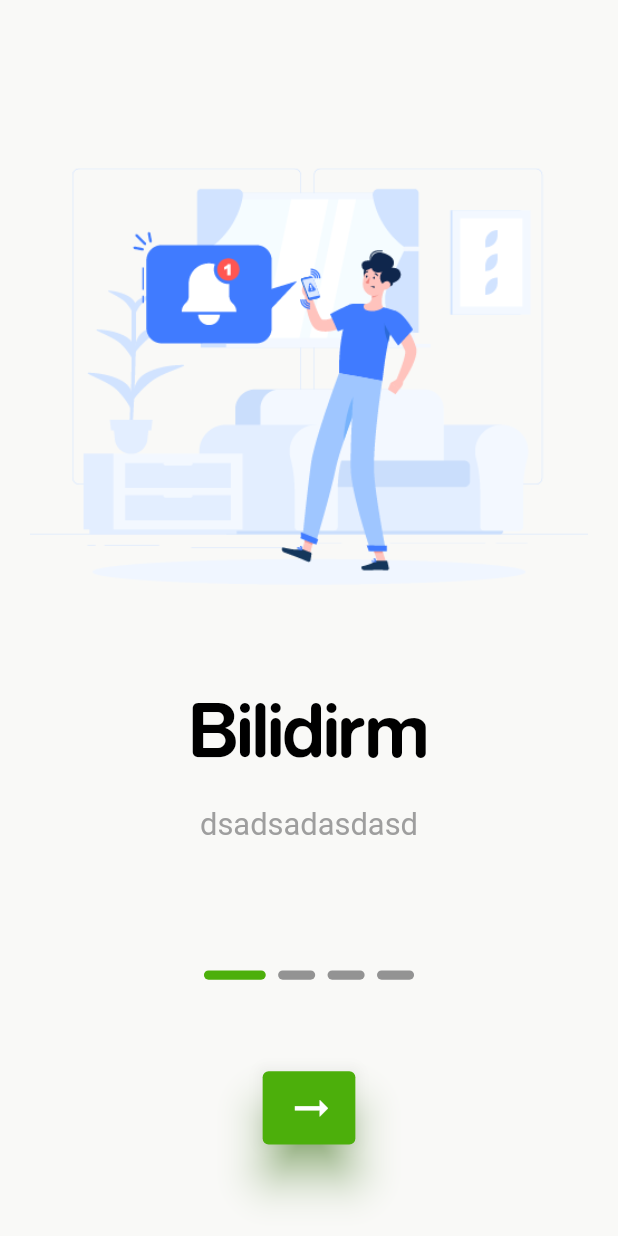
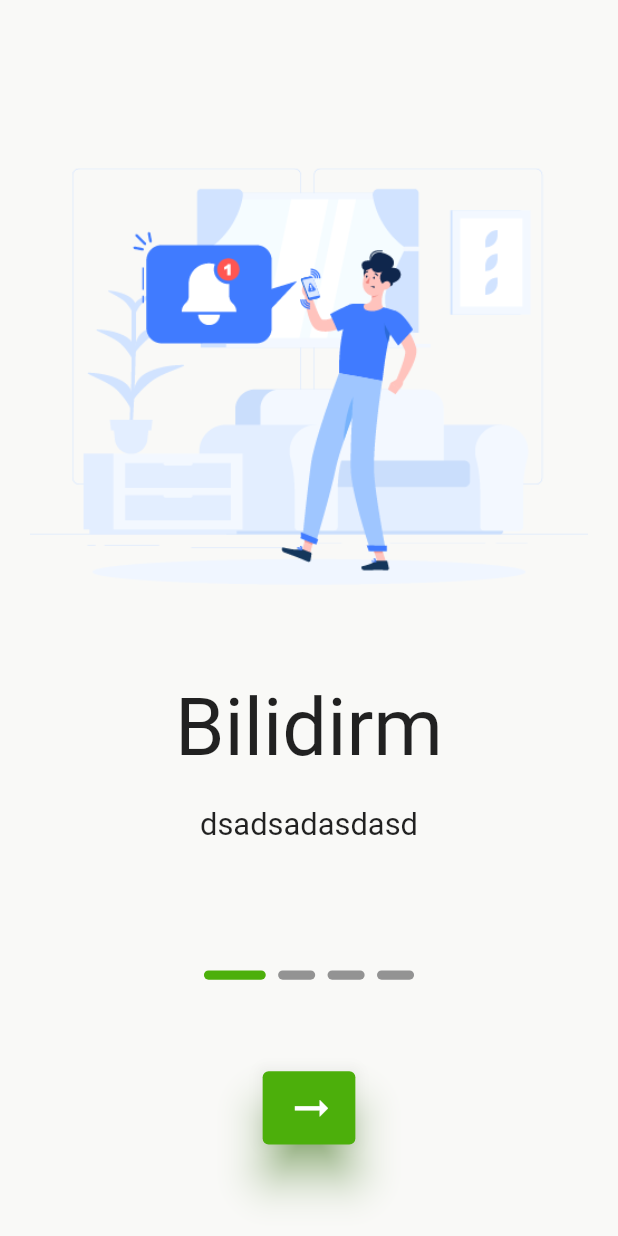
Before and after one commit to batuhankrbb/coin_dino, a Flutter app: the OnboardScreen screen opened directly, on a phone screen of 412 x 824 dp. Run offline on Flutter 3.47's test engine with Material 2 defaults, Android fonts, the phone set to English and light mode, and no system bars; drawn by our look-alikes of auto_size_text; our stand-ins replace cached_network_image, connectivity, device_preview, dio, easy_localization, flutter_local_notifications and 12 more; missing offline and left inert: background_fetch, dart:ffi; accounts and stored records are empty; generated files the repository leaves out were written again; network calls fail.

Commit message:
delete: todo, style_extensions | update: colors

```diff
--- a/lib/global/components/failure_widget.dart
+++ b/lib/global/components/failure_widget.dart
@@ -34,7 +34,7 @@ class FailureWidget extends StatelessWidget {
         width: context.getWidth(0.2),
         child: AutoSizeText(
           "Try again",
-          style: TextStyle(color: Colors.blue, fontSize: 25),
+          style: TextStyle(color: context.theme.buttonColor, fontSize: 25),
           textAlign: TextAlign.center,
           maxLines: 1,
         ),
@@ -47,7 +47,7 @@ class FailureWidget extends StatelessWidget {
       width: context.getWidth(0.9),
       child: AutoSizeText(
         "Oops, something went wrong, but be calm - let's give it another shot.",
-        style: TextStyle(color: Colors.black, fontSize: 30),
+        style: TextStyle(color: context.colorScheme.primary, fontSize: 30),
         textAlign: TextAlign.center,
         minFontSize: 6,
         maxLines: 1,
--- a/lib/main.dart
+++ b/lib/main.dart
@@ -66,7 +66,7 @@ class _MyAppState extends State<MyApp> with TickerProviderStateMixin {
           theme: appSettingsViewModel.themeData,
           builder: DevicePreview.appBuilder,
           locale: DevicePreview.locale(context),
-          home: MainScreen(),
+          home: OnboardScreen(),
         );
       },
     );
--- a/lib/screen_in_app_purchase/components/in_app_purchase_button.dart
+++ b/lib/screen_in_app_purchase/components/in_app_purchase_button.dart
@@ -1,6 +1,5 @@
 import 'package:auto_size_text/auto_size_text.dart';
 import 'package:flutter/material.dart';
-import '../../global/extensions/style_extensions.dart';
 import '../../core/extensions/context_extensions.dart';
 
 class InAppPurchaseButton extends StatelessWidget {
@@ -15,8 +14,9 @@ class InAppPurchaseButton extends StatelessWidget {
       child: Container(
         width: context.getHeight(0.9),
         child: ElevatedButton(
-          style: context.buttonStyle(
-            backgroundColor: context.colorScheme.surface,
+          style: ButtonStyle(
+            backgroundColor:
+                MaterialStateProperty.all<Color>(context.colorScheme.surface),
           ),
           onPressed: null,
           child: buildText(context),
--- a/lib/screen_in_app_purchase/inapp_purchase_screen.dart
+++ b/lib/screen_in_app_purchase/inapp_purchase_screen.dart
@@ -2,7 +2,6 @@ import 'package:auto_size_text/auto_size_text.dart';
 import '../core/mini_services/image/image_helper.dart';
 import '../core/user_interface/responsive_layout/widgets/informer_widget.dart';
 import '../global/components/app_bar_components.dart';
-import '../global/extensions/style_extensions.dart';
 import '../global/utils/custom_colors.dart';
 import 'package:flutter/material.dart';
 import '../core/extensions/context_extensions.dart';
--- a/lib/screen_onboard/components/onboard_image_title_widget.dart
+++ b/lib/screen_onboard/components/onboard_image_title_widget.dart
@@ -2,7 +2,7 @@ import 'package:auto_size_text/auto_size_text.dart';
 import 'package:flutter/material.dart';
 import '../../core/extensions/context_extensions.dart';
 import '../../core/mini_services/image/image_helper.dart';
-import '../../global/extensions/style_extensions.dart';
+
 
 class OnboardScreenImageAndTitleWidget extends StatelessWidget {
   final String image;
@@ -42,7 +42,7 @@ class OnboardScreenImageAndTitleWidget extends StatelessWidget {
       margin: EdgeInsets.symmetric(horizontal: 20),
       child: AutoSizeText(
         description,
-        style: context.descriptionStyle(
+        style: TextStyle(
           fontSize: context.getWidth(0.05),
         ),
       ),
@@ -53,7 +53,7 @@ class OnboardScreenImageAndTitleWidget extends StatelessWidget {
     return Container(
       child: AutoSizeText(
         title,
-        style: context.rockoFLFStyle().copyWith(fontSize: 60),
+        style: TextStyle(fontSize: 60),
       ),
     );
   }
--- a/lib/screen_onboard/components/onboard_navigate_button.dart
+++ b/lib/screen_onboard/components/onboard_navigate_button.dart
@@ -6,7 +6,6 @@ import '../../main_screen.dart';
 import '../../screen_home/home_screen.dart';
 import 'package:flutter/material.dart';
 import '../../core/extensions/context_extensions.dart';
-import '../../global/extensions/style_extensions.dart';
 
 class OnboardNavigateButton extends StatelessWidget {
   const OnboardNavigateButton({Key? key}) : super(key: key);
@@ -28,12 +27,13 @@ class OnboardNavigateButton extends StatelessWidget {
               size: context.getWidth(0.08),
             ),
             onPressed: null,
-          style: context.buttonStyle(
-            backgroundColor: context.colorScheme.secondary,
-            shadowColor: context.colorScheme.secondary,
-            elevation: 12,
-          ),
-        ),
+            style: ButtonStyle(
+              backgroundColor: MaterialStateProperty.all<Color>(
+                  context.colorScheme.secondary),
+              elevation: MaterialStateProperty.all<double>(12),
+              shadowColor: MaterialStateProperty.all<Color>(
+                  context.colorScheme.secondary),
+            )),
       ),
     );
   }
--- a/lib/screen_onboard/onboard_screen.dart
+++ b/lib/screen_onboard/onboard_screen.dart
@@ -7,7 +7,6 @@ import 'components/onboard_navigate_button.dart';
 import 'package:flutter/material.dart';
 import '../core/extensions/context_extensions.dart';
 import '../global/components/app_bar_components.dart';
-import '../global/extensions/style_extensions.dart';
 import '../global/utils/custom_colors.dart';
 import 'components/onboard_image_title_widget.dart';
 import 'components/page_view_indicator.dart';
```
Also changed, not shown: lib/global/extensions/style_extensions.dart (deleted, +0 -22 lines), todo.txt (deleted, +0 -89 lines). Lines whose indentation alone changed are shown as unchanged.
